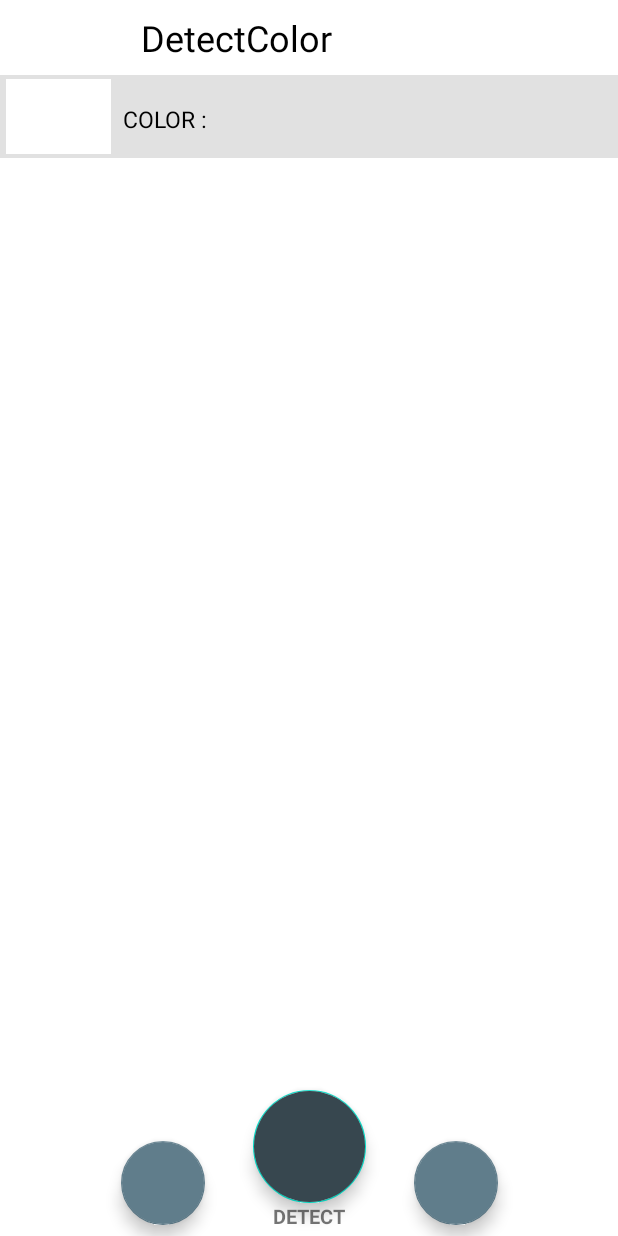
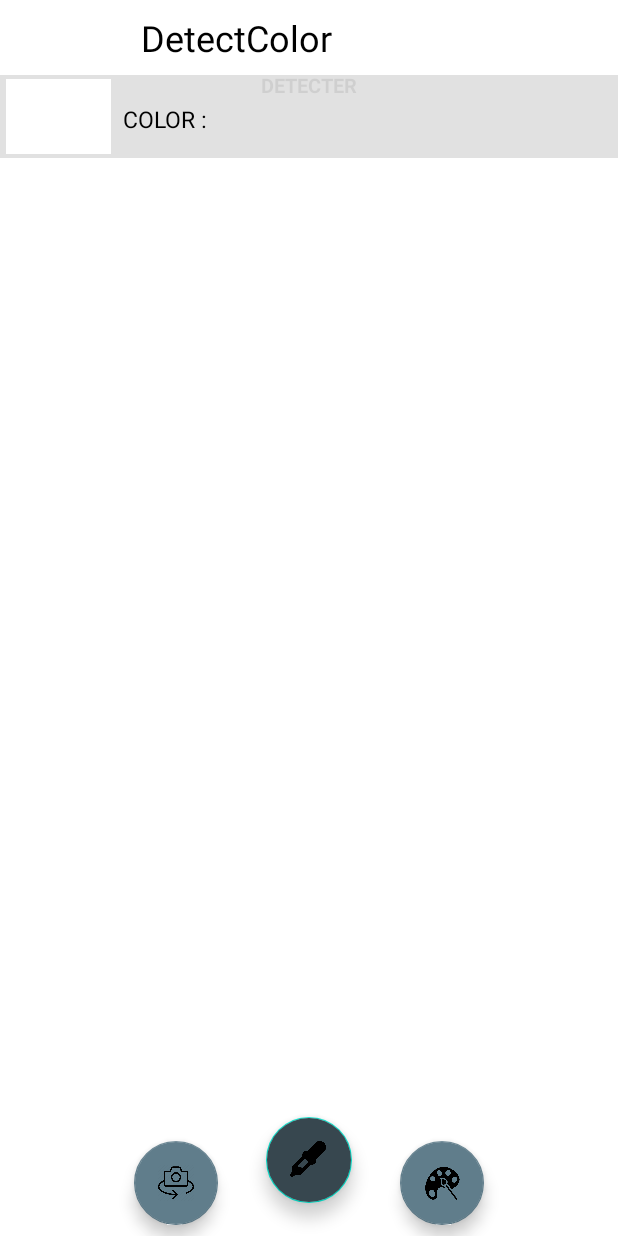
Before and after one commit to Mathys-vende/Ermya, an Android app: the layout activity_main.xml on its own in the app's theme, with its tools: preview values and no code run, on a phone screen of 412 x 824 dp. Run offline under Robolectric (Android 15) with nearby library versions, the phone set to English and light mode, and no system bars.

Commit message:
suppr flash + modif UI

```diff
--- a/app/src/main/res/layout/activity_main.xml
+++ b/app/src/main/res/layout/activity_main.xml
@@ -3,9 +3,8 @@
     android:layout_height="match_parent"
     android:layout_width="match_parent"
     xmlns:android="http://schemas.android.com/apk/res/android" >
-<androidx.constraintlayout.widget.ConstraintLayout xmlns:android="http://schemas.android.com/apk/res/android"
-    xmlns:app="http://schemas.android.com/apk/res-auto"
-    xmlns:tools="http://schemas.android.com/tools"
+
+    <androidx.constraintlayout.widget.ConstraintLayout
     android:layout_width="match_parent"
     android:layout_height="match_parent"
     tools:context=".activity.MainActivity">
@@ -13,7 +12,32 @@
         <androidx.constraintlayout.widget.ConstraintLayout
             android:id="@+id/cam_prev"
             android:layout_width="match_parent"
-            android:layout_height="match_parent" />
+            android:layout_height="match_parent" >
+
+
+
+            <androidx.constraintlayout.widget.ConstraintLayout
+                android:layout_width="match_parent"
+                android:layout_height="70dp"
+                android:background="#fff"
+                tools:layout_editor_absoluteY="662dp">
+
+                <TextView
+                    android:layout_width="wrap_content"
+                    android:layout_height="wrap_content"
+                    android:layout_marginStart="8dp"
+                    android:layout_marginEnd="8dp"
+                    android:layout_marginBottom="4dp"
+                    android:text="DETECTER"
+                    android:textSize="13sp"
+                    android:textStyle="bold"
+                    app:layout_constraintBottom_toBottomOf="parent"
+                    app:layout_constraintEnd_toEndOf="parent"
+                    app:layout_constraintStart_toStartOf="parent" />
+
+            </androidx.constraintlayout.widget.ConstraintLayout>
+
+        </androidx.constraintlayout.widget.ConstraintLayout>
 
             <include
                 android:id="@+id/toolbar"
@@ -70,19 +94,19 @@
             app:layout_constraintStart_toStartOf="parent"
             app:layout_constraintTop_toBottomOf="@+id/constraintLayout">
 
-
             <com.google.android.material.floatingactionbutton.FloatingActionButton
                 android:id="@+id/detect"
-                android:layout_width="78dp"
-                android:layout_height="75dp"
+                android:layout_width="57dp"
+                android:layout_height="60dp"
                 android:layout_marginStart="8dp"
                 android:layout_marginEnd="8dp"
                 android:layout_marginBottom="22dp"
                 android:backgroundTint="#37474f"
-                android:src="@drawable/ic_center_focus_weak"
+                android:src="@drawable/_7803"
                 app:layout_constraintBottom_toBottomOf="parent"
                 app:layout_constraintEnd_toEndOf="parent"
-                app:layout_constraintStart_toStartOf="parent" />
+                app:layout_constraintStart_toStartOf="parent"
+                app:rippleColor="#D5B9B9" />
 
             <com.google.android.material.floatingactionbutton.FloatingActionButton
                 android:id="@+id/flash"
@@ -90,7 +114,7 @@
                 android:layout_height="wrap_content"
                 android:layout_marginStart="32dp"
                 android:layout_marginBottom="7dp"
-                android:src="@drawable/ic_flash_off"
+                android:src="@drawable/output_onlinepngtools__1_"
                 app:backgroundTint="#607d8b"
                 app:layout_constraintBottom_toBottomOf="parent"
                 app:layout_constraintStart_toEndOf="@+id/detect" />
@@ -101,36 +125,10 @@
                 android:layout_height="wrap_content"
                 android:layout_marginEnd="32dp"
                 android:layout_marginBottom="7dp"
-                android:src="@drawable/ic_camera_rear"
+                android:src="@drawable/_621662"
                 app:backgroundTint="#607d8b"
                 app:layout_constraintBottom_toBottomOf="parent"
                 app:layout_constraintEnd_toStartOf="@+id/detect" />
-
-            <androidx.constraintlayout.widget.ConstraintLayout
-                android:layout_width="match_parent"
-                android:layout_height="70dp"
-                android:layout_marginStart="0dp"
-                android:background="#fff"
-                android:layout_marginEnd="0dp"
-                android:layout_marginBottom="0dp"
-                app:layout_constraintBottom_toBottomOf="parent"
-                app:layout_constraintEnd_toEndOf="parent"
-                app:layout_constraintStart_toStartOf="parent">
-
-                <TextView
-                    android:layout_width="wrap_content"
-                    android:layout_height="wrap_content"
-                    android:layout_marginStart="8dp"
-                    android:layout_marginEnd="8dp"
-                    android:layout_marginBottom="4dp"
-                    android:text="DETECT"
-                    android:textStyle="bold"
-                    android:textSize="13sp"
-                    app:layout_constraintBottom_toBottomOf="parent"
-                    app:layout_constraintEnd_toEndOf="parent"
-                    app:layout_constraintStart_toStartOf="parent" />
-
-            </androidx.constraintlayout.widget.ConstraintLayout>
 
         </androidx.constraintlayout.widget.ConstraintLayout>
 
```
Also changed, not shown: app/src/main/java/com/example/myapplication/activity/MainActivity.java (+1 -23 lines), app/src/main/res/drawable/_2695.png (added), app/src/main/res/drawable/_621662.png (added), app/src/main/res/drawable/_7803.png (added), app/src/main/res/drawable/_942191.png (added), app/src/main/res/drawable/kisspng_human_eye_computer_icons_symbol_eye_examination_eyelashes_icon_5b56a0c9c19d05_3208372315324039137931_transparent.png (added), app/src/main/res/drawable/output_onlinepngtools__1_.png (added), app/src/main/res/drawable/png1.png (added), app/src/main/res/drawable/png_clipart_gear_drawing_mechanical_miscellaneous_angle.png (added), app/src/main/res/drawable/png_clipart_painting_computer_icons_paintbrush_painting_computer_palette.png (added), app/src/main/res/drawable/png_clipart_painting_computer_icons_paintbrush_painting_computer_palette_transparent.png (added).
